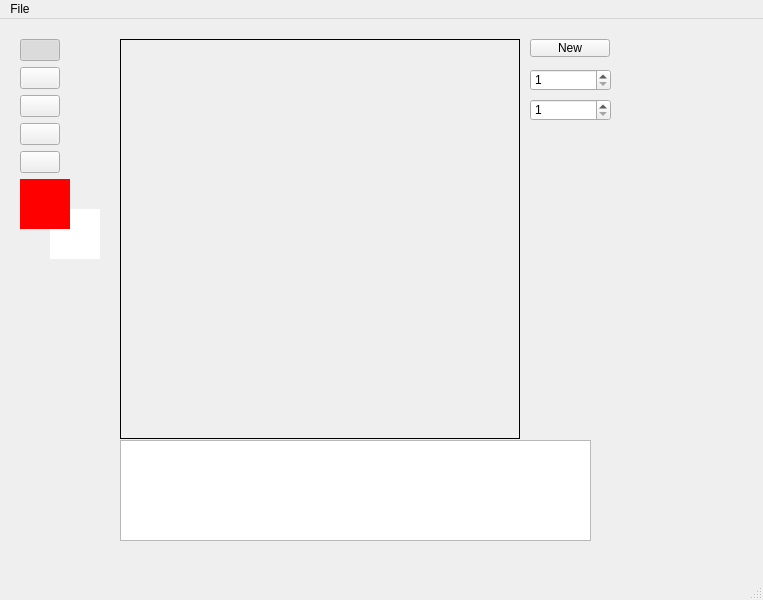
Above: PixelEditor/mainwindow.ui from University-of-Utah-CS3505/a7-sprite-editor-s22-Anudlok before the change. Below: the same form after it.
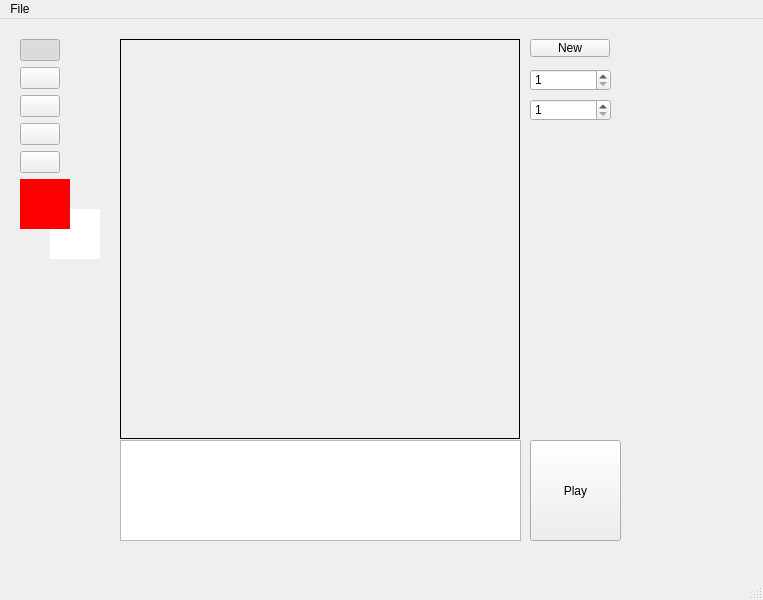
That is the form after the change. Icons and pictures are not drawn.

Commit message:
Added button and Slot for Animation Preview
also adjusted the necessary parameters for the frameslist preview. I need to work on the timer that will do the animation preview for the user.

The edit to the form file:
```diff
--- a/PixelEditor/mainwindow.ui
+++ b/PixelEditor/mainwindow.ui
@@ -19,7 +19,7 @@
      <rect>
       <x>20</x>
       <y>20</y>
-      <width>85</width>
+      <width>106</width>
       <height>512</height>
      </rect>
     </property>
@@ -328,7 +328,7 @@
      <rect>
       <x>120</x>
       <y>421</y>
-      <width>471</width>
+      <width>401</width>
       <height>101</height>
      </rect>
     </property>
@@ -412,6 +412,19 @@
      <number>100000</number>
     </property>
    </widget>
+   <widget class="QPushButton" name="playPreviewButton">
+    <property name="geometry">
+     <rect>
+      <x>530</x>
+      <y>421</y>
+      <width>91</width>
+      <height>101</height>
+     </rect>
+    </property>
+    <property name="text">
+     <string>Play</string>
+    </property>
+   </widget>
   </widget>
   <widget class="QMenuBar" name="menubar">
    <property name="geometry">
```
Left out of the diff: 2 changed lines with no effect on the pictures. The commit also changes 1 other file.
